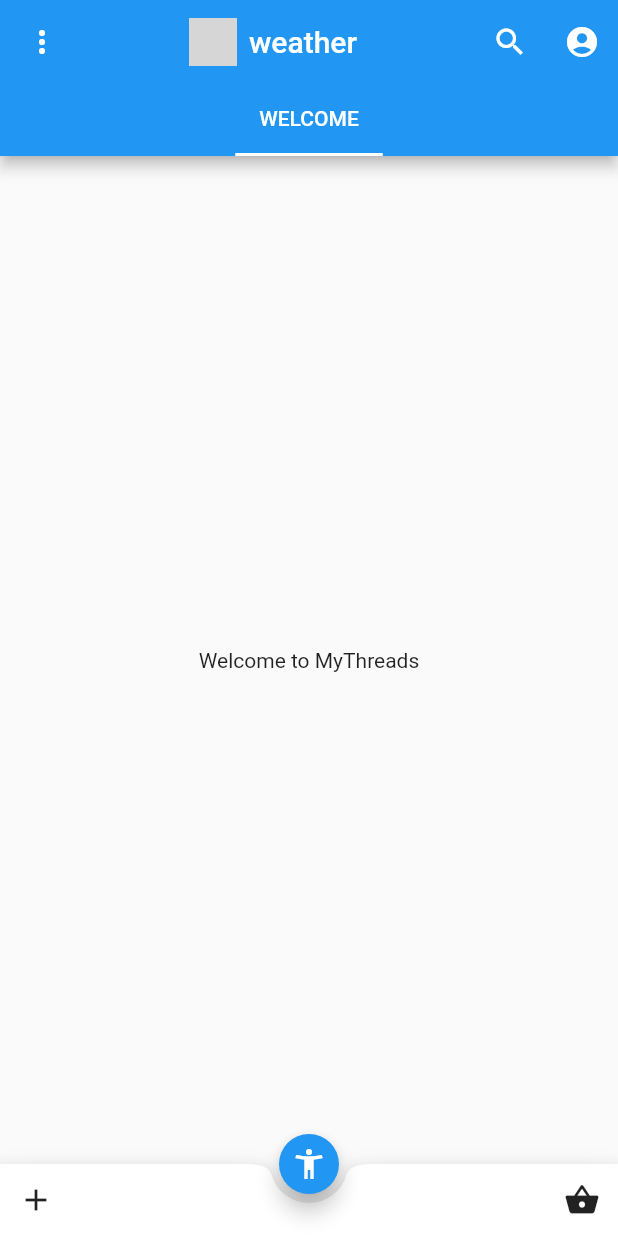
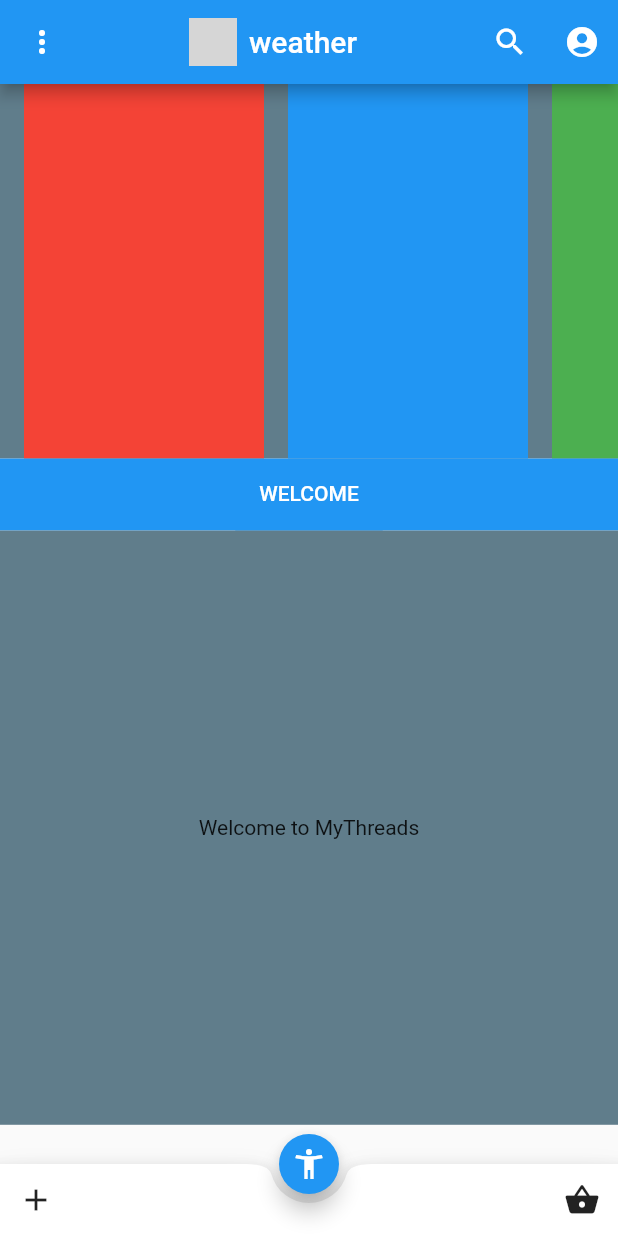
Before and after one commit to SirGrant11788/MyThreads, a Flutter app: the screen it shows after launch, on a phone screen of 412 x 824 dp. Run offline on Flutter 3.47's test engine with Material 2 defaults, Android fonts, the phone set to English and light mode, and no system bars; our stand-ins replace dropdown_formfield, fluttertoast, image_picker, sqflite, weather; accounts and stored records are empty; network calls fail; grey boxes are pictures that could not be loaded.

Commit message:
Home design

```diff
--- a/lib/ui/uiAppHome.dart
+++ b/lib/ui/uiAppHome.dart
@@ -62,7 +62,7 @@ class _MyHomePageState extends State<MyHomePage> {
   }
 
   int chipPref = 0; //use to 'search' in tabs
-
+  //loads the items into the correct tabs
   loadList() {
     contTabList.clear();
 
@@ -70,15 +70,15 @@ class _MyHomePageState extends State<MyHomePage> {
       //run for number of available tabs
 
       contTabList.add(
-        //
         ListView.builder(
           itemCount: dbMap.length,
           itemBuilder: (ctx, index) {
-            return catTabList[i].text == dbMap[index]['cat']
-                ? new Card(
+            return
+             catTabList[i].text == dbMap[index]['cat']?
+                new Card(
                     child: new ListTile(
                       leading:'${dbMap[index]['pic'].toString()}'!="" ||'${dbMap[index]['pic'].toString()}'!=null
-                      ? CircleAvatar(child: Image.file(new File('${dbMap[index]['pic'].toString().substring(6).replaceAll("'", "")}')))
+                      ? Image.file(new File('${dbMap[index]['pic'].toString().substring(6).replaceAll("'", "")}'))
                       : CircleAvatar(child: Icon(Icons.accessibility)),
                       title: Text('${dbMap[index]['name']}'),
                       subtitle: Text(
@@ -102,9 +102,9 @@ class _MyHomePageState extends State<MyHomePage> {
   @override
   Widget build(BuildContext context) {
 
-    _query();
+    _query();//fetches items from db
 
-
+//default if nothing is in the db
     final _kTabPages = <Tab>[
       Tab(text: 'Welcome to MyThreads'), //todo proper intro
     ];
@@ -119,7 +119,7 @@ return FutureBuilder(
     return DefaultTabController(
       length: catTabList.length == 0
           ? _kTabs.length
-          : catTabList.length, //catTabList.length,
+          : catTabList.length,
       child: Scaffold(
         appBar: AppBar(
           title: Row(
@@ -176,16 +176,76 @@ return FutureBuilder(
               },
             ),
           ],
-          bottom: TabBar(
+          //¯\_(ツ)_/¯
+          ),body: new ListView(
+        children: <Widget>[
+new Container(
+            alignment: Alignment.center,
+            color: Colors.blueGrey,//testing todo
+            height:  MediaQuery.of(context).size.height / 3.3,//fit a percentage of the device screen
+            child: ListView(
+            scrollDirection: Axis.horizontal,
+            children: <Widget>[
+              Padding(padding:const EdgeInsets.all(8.0),),
+              Container(
+                width: 160.0,
+                color: Colors.red,
+              ),
+              Padding(padding:const EdgeInsets.all(8.0),),
+              Container(
+                width: 160.0,
+                color: Colors.blue,
+              ),
+              Padding(padding:const EdgeInsets.all(8.0),),
+              Container(
+                width: 160.0,
+                color: Colors.green,
+              ),
+              Padding(padding:const EdgeInsets.all(8.0),),
+              Container(
+                width: 160.0,
+                color: Colors.yellow,
+              ),
+              Padding(padding:const EdgeInsets.all(8.0),),
+              Container(
+                width: 160.0,
+                color: Colors.orange,
+              ),
+              Padding(padding:const EdgeInsets.all(8.0),),
+            ],
+          ),
+          ),
+          new Container(
+            decoration: new BoxDecoration(color: Theme.of(context).primaryColor),
+            alignment: Alignment.center,
+            child:TabBar(
             isScrollable: true,
-            tabs: catTabList.length == 0 ? _kTabs : catTabList, //catTabList,
+            tabs: catTabList.length == 0 ? _kTabs : catTabList,
           ),
-        ),
-        body: TabBarView(
+          ),
+          new Container(
+            alignment: Alignment.center,
+            color: Colors.blueGrey,//testing todo
+            height:  MediaQuery.of(context).size.height / 2.08,//fit a percentage of the device screen
+            child:TabBarView(
           children: catTabList.length == 0
               ? _kTabPages
-              : contTabList, //contTabList,//_kTabPages,
+              : contTabList,
         ),
+          ),
+        ],),
+        //¯\_(ツ)_/¯
+        //   bottom: TabBar(
+        //     isScrollable: true,
+        //     tabs: catTabList.length == 0 ? _kTabs : catTabList,
+        //   ),
+        // ),
+        // body:
+        // TabBarView(
+        //   children: catTabList.length == 0
+        //       ? _kTabPages
+        //       : contTabList,
+        // ),
         floatingActionButtonLocation: FloatingActionButtonLocation.centerDocked,
         floatingActionButton: FloatingActionButton(
           child: const Icon(Icons.accessibility_new),
```
